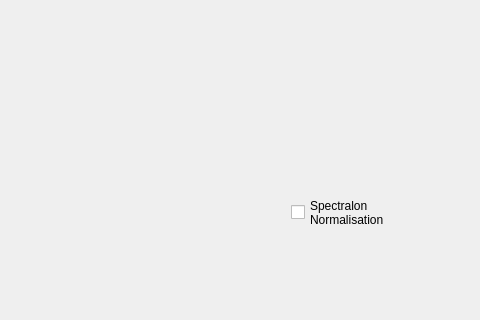
Qt form src/lumed_DRS/ui/lumed_DRS.ui (lumed-mtl/lumed_DRS) before a commit; both pictures show x 849 to 1329 and y 543 to 863 of the 1329 by 863 pixel window.
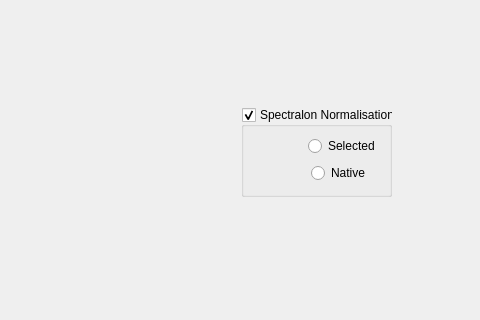
The same form after that commit.

Commit message: updated UI for spectralon normalization

```diff
--- a/src/lumed_DRS/ui/lumed_DRS.ui
+++ b/src/lumed_DRS/ui/lumed_DRS.ui
@@ -1215,20 +1215,6 @@
     </item>
    </layout>
   </widget>
-  <widget class="QCheckBox" name="checkBoxSpectralon">
-   <property name="geometry">
-    <rect>
-     <x>1140</x>
-     <y>740</y>
-     <width>101</width>
-     <height>31</height>
-    </rect>
-   </property>
-   <property name="text">
-    <string>Spectralon
-Normalisation</string>
-   </property>
-  </widget>
   <widget class="QWidget" name="horizontalLayoutWidget">
    <property name="geometry">
     <rect>
@@ -1435,6 +1421,72 @@
     </attribute>
    </widget>
   </widget>
+  <widget class="QGroupBox" name="groupBoxSpectralonNormalization">
+   <property name="geometry">
+    <rect>
+     <x>1090</x>
+     <y>650</y>
+     <width>151</width>
+     <height>90</height>
+    </rect>
+   </property>
+   <property name="title">
+    <string>Spectralon Normalisation</string>
+   </property>
+   <property name="checkable">
+    <bool>true</bool>
+   </property>
+   <layout class="QVBoxLayout" name="verticalLayout_9">
+    <item>
+     <layout class="QHBoxLayout" name="horizontalLayout_19">
+      <item>
+       <spacer name="horizontalSpacer_5">
+        <property name="orientation">
+         <enum>Qt::Horizontal</enum>
+        </property>
+        <property name="sizeHint" stdset="0">
+         <size>
+          <width>40</width>
+          <height>20</height>
+         </size>
+        </property>
+       </spacer>
+      </item>
+      <item>
+       <widget class="QRadioButton" name="radioButtonSelectedSpectralon">
+        <property name="text">
+         <string>Selected</string>
+        </property>
+       </widget>
+      </item>
+     </layout>
+    </item>
+    <item>
+     <layout class="QHBoxLayout" name="horizontalLayout_12">
+      <item>
+       <spacer name="horizontalSpacer_4">
+        <property name="orientation">
+         <enum>Qt::Horizontal</enum>
+        </property>
+        <property name="sizeHint" stdset="0">
+         <size>
+          <width>28</width>
+          <height>27</height>
+         </size>
+        </property>
+       </spacer>
+      </item>
+      <item>
+       <widget class="QRadioButton" name="radioButtonNativeSpectralon">
+        <property name="text">
+         <string>Native   </string>
+        </property>
+       </widget>
+      </item>
+     </layout>
+    </item>
+   </layout>
+  </widget>
  </widget>
  <resources/>
  <connections/>
```
The commit also changes 2 other files.
